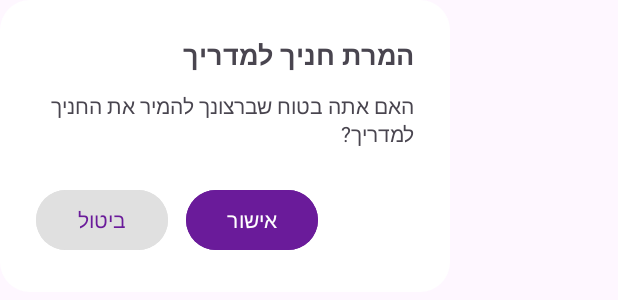
After one commit to Avivit22/FinalProject, an Android app: the layout custom_convert_dialog.xml on its own in the app's theme, with its tools: preview values and no code run, on a phone screen of 412 x 824 dp. The commit adds this screen. Shown: the top 300 px of the screen. Run offline under Robolectric (Android 15) with nearby library versions, the phone set to English and light mode, and no system bars.

Commit message:
Add functionality to convert a student into a guide and move their data from 'students' to 'users'.

```diff
--- /dev/null
+++ b/app/src/main/res/drawable/rounded_dialog.xml
@@ -0,0 +1,11 @@
+<!-- res/drawable/rounded_dialog.xml -->
+<shape xmlns:android="http://schemas.android.com/apk/res/android"
+    android:shape="rectangle">
+    <solid android:color="#FFFFFF" />
+    <corners android:radius="20dp" />
+    <padding
+        android:left="16dp"
+        android:top="16dp"
+        android:right="16dp"
+        android:bottom="16dp" />
+</shape>
--- /dev/null
+++ b/app/src/main/res/layout/custom_convert_dialog.xml
@@ -0,0 +1,61 @@
+<?xml version="1.0" encoding="utf-8"?>
+<LinearLayout xmlns:android="http://schemas.android.com/apk/res/android"
+    android:layout_width="300dp"
+    android:layout_height="wrap_content"
+    android:orientation="vertical"
+    android:padding="24dp"
+    android:background="@drawable/rounded_dialog"
+    android:layoutDirection="rtl">
+
+    <TextView
+        android:id="@+id/dialogTitle"
+        android:layout_width="match_parent"
+        android:layout_height="wrap_content"
+        android:text="המרת חניך למדריך"
+        android:textStyle="bold"
+        android:textSize="18sp"
+        android:textAlignment="viewStart" />
+
+    <TextView
+        android:id="@+id/dialogMessage"
+        android:layout_width="match_parent"
+        android:layout_height="wrap_content"
+        android:text="האם אתה בטוח שברצונך להמיר את החניך למדריך?"
+        android:layout_marginTop="12dp"
+        android:textAlignment="viewStart" />
+
+    <LinearLayout
+        android:layout_width="match_parent"
+        android:layout_height="wrap_content"
+        android:orientation="horizontal"
+        android:gravity="end"
+        android:layout_marginTop="24dp"
+        android:layoutDirection="rtl">
+
+        <Button
+            android:id="@+id/btnConfirm"
+            android:layout_width="wrap_content"
+            android:layout_height="wrap_content"
+            android:text="אישור"
+            android:textSize="14sp"
+            android:paddingHorizontal="16dp"
+            android:paddingVertical="8dp"
+            android:textColor="#FFFFFF"
+            android:backgroundTint="#6A1B9A" />
+
+        <Button
+            android:id="@+id/btnCancel"
+            android:layout_width="wrap_content"
+            android:layout_height="wrap_content"
+            android:text="ביטול"
+            android:textSize="14sp"
+            android:paddingHorizontal="16dp"
+            android:paddingVertical="8dp"
+            android:textColor="#6A1B9A"
+            android:backgroundTint="#E0E0E0"
+            android:layout_marginStart="12dp" />
+
+
+    </LinearLayout>
+
+</LinearLayout>
```
Also changed, not shown: app/src/main/java/com/example/myapplicationt1/ShowUpdateGuideActivity.java (+38 -0 lines), app/src/main/java/com/example/myapplicationt1/ShowUpdateStudentActivity.java (+71 -3 lines).
